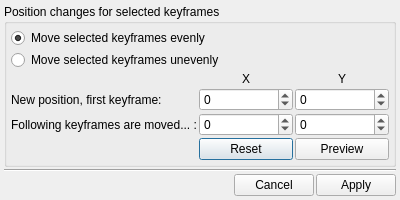
Qt form app/ui/positiontransformdialog.ui (davidlamhauge/pencil) before a commit.
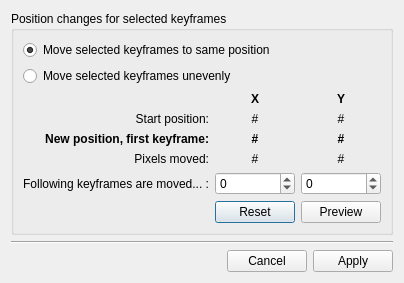
The same form after that commit.

Commit message: Dialog updates with correct values

Patch:
```diff
--- a/app/ui/positiontransformdialog.ui
+++ b/app/ui/positiontransformdialog.ui
@@ -7,53 +7,23 @@
     <x>0</x>
     <y>0</y>
     <width>400</width>
-    <height>197</height>
+    <height>271</height>
    </rect>
   </property>
   <property name="windowTitle">
    <string>Position transform frame(-s)</string>
   </property>
   <layout class="QVBoxLayout" name="verticalLayout_2">
-   <property name="spacing">
-    <number>2</number>
-   </property>
-   <property name="leftMargin">
-    <number>4</number>
-   </property>
-   <property name="topMargin">
-    <number>4</number>
-   </property>
-   <property name="rightMargin">
-    <number>4</number>
-   </property>
-   <property name="bottomMargin">
-    <number>4</number>
-   </property>
    <item>
     <widget class="QGroupBox" name="groupBox">
      <property name="title">
       <string>Position changes for selected keyframes</string>
      </property>
      <layout class="QVBoxLayout" name="verticalLayout">
-      <property name="spacing">
-       <number>2</number>
-      </property>
-      <property name="leftMargin">
-       <number>4</number>
-      </property>
-      <property name="topMargin">
-       <number>4</number>
-      </property>
-      <property name="rightMargin">
-       <number>4</number>
-      </property>
-      <property name="bottomMargin">
-       <number>4</number>
-      </property>
       <item>
        <widget class="QRadioButton" name="rbEvenlyPosition">
         <property name="text">
-         <string>Move selected keyframes evenly</string>
+         <string>Move selected keyframes to same position</string>
         </property>
         <property name="checked">
          <bool>true</bool>
@@ -71,6 +41,12 @@
        <layout class="QGridLayout" name="gridLayout">
         <item row="0" column="1">
          <widget class="QLabel" name="labX">
+          <property name="font">
+           <font>
+            <weight>75</weight>
+            <bold>true</bold>
+           </font>
+          </property>
           <property name="text">
            <string>X</string>
           </property>
@@ -81,6 +57,12 @@
         </item>
         <item row="0" column="2">
          <widget class="QLabel" name="labY">
+          <property name="font">
+           <font>
+            <weight>75</weight>
+            <bold>true</bold>
+           </font>
+          </property>
           <property name="text">
            <string>Y</string>
           </property>
@@ -90,40 +72,116 @@
          </widget>
         </item>
         <item row="1" column="0">
-         <widget class="QLabel" name="labNewPos">
+         <widget class="QLabel" name="labStart">
+          <property name="font">
+           <font>
+            <weight>50</weight>
+            <bold>false</bold>
+           </font>
+          </property>
           <property name="text">
-           <string>New position, first keyframe:</string>
+           <string>Start position:</string>
+          </property>
+          <property name="alignment">
+           <set>Qt::AlignRight|Qt::AlignTrailing|Qt::AlignVCenter</set>
           </property>
          </widget>
         </item>
         <item row="1" column="1">
-         <widget class="QSpinBox" name="sbXNew">
-          <property name="minimum">
-           <number>-9999</number>
+         <widget class="QLabel" name="labStartX">
+          <property name="text">
+           <string>#</string>
           </property>
-          <property name="maximum">
-           <number>9999</number>
+          <property name="alignment">
+           <set>Qt::AlignCenter</set>
           </property>
          </widget>
         </item>
         <item row="1" column="2">
-         <widget class="QSpinBox" name="sbYNew">
-          <property name="minimum">
-           <number>-9999</number>
+         <widget class="QLabel" name="labStartY">
+          <property name="text">
+           <string>#</string>
           </property>
-          <property name="maximum">
-           <number>9999</number>
+          <property name="alignment">
+           <set>Qt::AlignCenter</set>
           </property>
          </widget>
         </item>
         <item row="2" column="0">
+         <widget class="QLabel" name="labNewPos">
+          <property name="font">
+           <font>
+            <weight>75</weight>
+            <bold>true</bold>
+           </font>
+          </property>
+          <property name="text">
+           <string>New position, first keyframe:</string>
+          </property>
+          <property name="alignment">
+           <set>Qt::AlignRight|Qt::AlignTrailing|Qt::AlignVCenter</set>
+          </property>
+         </widget>
+        </item>
+        <item row="3" column="0">
+         <widget class="QLabel" name="labDiff">
+          <property name="font">
+           <font>
+            <weight>50</weight>
+            <bold>false</bold>
+           </font>
+          </property>
+          <property name="text">
+           <string>Pixels moved:</string>
+          </property>
+          <property name="alignment">
+           <set>Qt::AlignRight|Qt::AlignTrailing|Qt::AlignVCenter</set>
+          </property>
+         </widget>
+        </item>
+        <item row="3" column="1">
+         <widget class="QLabel" name="labDiffX">
+          <property name="font">
+           <font>
+            <weight>50</weight>
+            <bold>false</bold>
+           </font>
+          </property>
+          <property name="text">
+           <string>#</string>
+          </property>
+          <property name="alignment">
+           <set>Qt::AlignCenter</set>
+          </property>
+         </widget>
+        </item>
+        <item row="3" column="2">
+         <widget class="QLabel" name="labDiffY">
+          <property name="font">
+           <font>
+            <weight>50</weight>
+            <bold>false</bold>
+           </font>
+          </property>
+          <property name="text">
+           <string>#</string>
+          </property>
+          <property name="alignment">
+           <set>Qt::AlignCenter</set>
+          </property>
+         </widget>
+        </item>
+        <item row="4" column="0">
          <widget class="QLabel" name="labMoveParams">
           <property name="text">
            <string>Following keyframes are moved... :</string>
           </property>
+          <property name="alignment">
+           <set>Qt::AlignRight|Qt::AlignTrailing|Qt::AlignVCenter</set>
+          </property>
          </widget>
         </item>
-        <item row="2" column="1">
+        <item row="4" column="1">
          <widget class="QSpinBox" name="sbXMove">
           <property name="minimum">
            <number>-9999</number>
@@ -133,7 +191,7 @@
           </property>
          </widget>
         </item>
-        <item row="2" column="2">
+        <item row="4" column="2">
          <widget class="QSpinBox" name="sbYMove">
           <property name="minimum">
            <number>-9999</number>
@@ -143,20 +201,52 @@
           </property>
          </widget>
         </item>
-        <item row="3" column="1">
+        <item row="5" column="1">
          <widget class="QPushButton" name="btnReset">
           <property name="text">
            <string>Reset</string>
           </property>
          </widget>
         </item>
-        <item row="3" column="2">
+        <item row="5" column="2">
          <widget class="QPushButton" name="btnPreview">
           <property name="text">
            <string>Preview</string>
           </property>
          </widget>
         </item>
+        <item row="2" column="1">
+         <widget class="QLabel" name="labNewX">
+          <property name="font">
+           <font>
+            <weight>75</weight>
+            <bold>true</bold>
+           </font>
+          </property>
+          <property name="text">
+           <string>#</string>
+          </property>
+          <property name="alignment">
+           <set>Qt::AlignCenter</set>
+          </property>
+         </widget>
+        </item>
+        <item row="2" column="2">
+         <widget class="QLabel" name="labNewY">
+          <property name="font">
+           <font>
+            <weight>75</weight>
+            <bold>true</bold>
+           </font>
+          </property>
+          <property name="text">
+           <string>#</string>
+          </property>
+          <property name="alignment">
+           <set>Qt::AlignCenter</set>
+          </property>
+         </widget>
+        </item>
        </layout>
       </item>
      </layout>
```
The commit also changes 5 other files.
